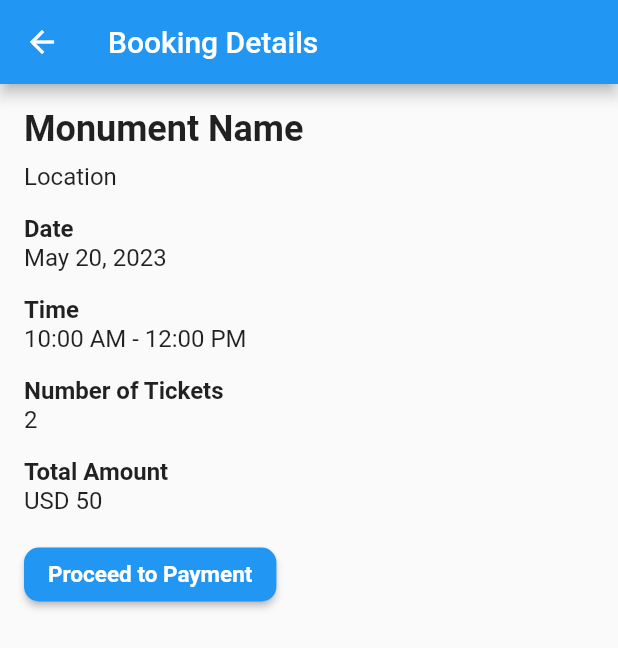
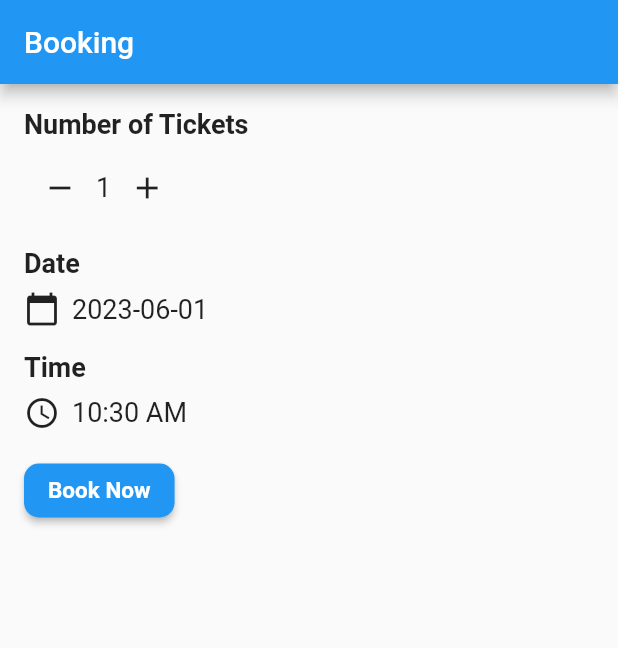
Before and after one commit to aathirakrishna02/quickpass, a Flutter app: the BookingScreen screen opened directly, on a phone screen of 412 x 824 dp. Shown: the top 648 px of the screen. Run offline on Flutter 3.47's test engine with Material 2 defaults, Android fonts, the phone set to English and light mode, and no system bars; our stand-ins replace cloud_firestore, firebase_auth, firebase_core, get; accounts and stored records are empty.

Commit message:
new commit

```diff
--- a/lib/bookingscreen.dart
+++ b/lib/bookingscreen.dart
@@ -1,79 +1,165 @@
 import 'package:flutter/material.dart';
-import 'package:quickpass/paymentscreen.dart';
-//import 'package:quickpass/settingscreen.dart';
 
-class BookingScreen extends StatelessWidget {
+import 'paymentscreen.dart';
+
+class BookingScreen extends StatefulWidget {
+  @override
+  _BookingScreenState createState() => _BookingScreenState();
+}
+
+class _BookingScreenState extends State<BookingScreen> {
+  int numberOfTickets = 1;
+  DateTime selectedDate = DateTime.now();
+  TimeOfDay selectedTime = TimeOfDay.now();
+
+  Future<void> _selectDate(BuildContext context) async {
+    final DateTime? picked = await showDatePicker(
+      context: context,
+      initialDate: selectedDate,
+      firstDate: DateTime.now(),
+      lastDate: DateTime.now().add(Duration(days: 365)),
+    );
+    if (picked != null && picked != selectedDate) {
+      setState(() {
+        selectedDate = picked;
+      });
+    }
+  }
+
+  Future<void> _selectTime(BuildContext context) async {
+    final TimeOfDay? picked = await showTimePicker(
+      context: context,
+      initialTime: selectedTime,
+    );
+    if (picked != null && picked != selectedTime) {
+      setState(() {
+        selectedTime = picked;
+      });
+    }
+  }
+
   @override
   Widget build(BuildContext context) {
     return Scaffold(
       appBar: AppBar(
-        title: const Text('Booking Details'),
+        title: Text('Booking'),
       ),
       body: Padding(
-        padding: const EdgeInsets.all(16.0),
+        padding: EdgeInsets.all(16.0),
         child: Column(
           crossAxisAlignment: CrossAxisAlignment.start,
           children: [
             Text(
-              'Monument Name',
-              style: TextStyle(fontSize: 24.0, fontWeight: FontWeight.bold),
+              'Number of Tickets',
+              style: TextStyle(
+                fontSize: 18,
+                fontWeight: FontWeight.bold,
+              ),
             ),
             SizedBox(height: 8.0),
-            Text(
-              'Location',
-              style: TextStyle(fontSize: 16.0),
+            Row(
+              children: [
+                IconButton(
+                  icon: Icon(Icons.remove),
+                  onPressed: () {
+                    setState(() {
+                      if (numberOfTickets > 1) {
+                        numberOfTickets--;
+                      }
+                    });
+                  },
+                ),
+                Text(
+                  numberOfTickets.toString(),
+                  style: TextStyle(
+                    fontSize: 18,
+                  ),
+                ),
+                IconButton(
+                  icon: Icon(Icons.add),
+                  onPressed: () {
+                    setState(() {
+                      numberOfTickets++;
+                    });
+                  },
+                ),
+              ],
             ),
             SizedBox(height: 16.0),
             Text(
               'Date',
-              style: TextStyle(fontSize: 16.0, fontWeight: FontWeight.bold),
+              style: TextStyle(
+                fontSize: 18,
+                fontWeight: FontWeight.bold,
+              ),
             ),
-            Text(
-              'May 20, 2023',
-              style: TextStyle(fontSize: 16.0),
+            SizedBox(height: 8.0),
+            InkWell(
+              onTap: () {
+                _selectDate(context);
+              },
+              child: Row(
+                children: [
+                  Icon(Icons.calendar_today),
+                  SizedBox(width: 8.0),
+                  Text(
+                    selectedDate.toString().split(' ')[0],
+                    style: TextStyle(
+                      fontSize: 18,
+                    ),
+                  ),
+                ],
+              ),
             ),
             SizedBox(height: 16.0),
             Text(
               'Time',
-              style: TextStyle(fontSize: 16.0, fontWeight: FontWeight.bold),
+              style: TextStyle(
+                fontSize: 18,
+                fontWeight: FontWeight.bold,
+              ),
             ),
-            Text(
-              '10:00 AM - 12:00 PM',
-              style: TextStyle(fontSize: 16.0),
+            SizedBox(height: 8.0),
+            InkWell(
+              onTap: () {
+                _selectTime(context);
+              },
+              child: Row(
+                children: [
+                  Icon(Icons.access_time),
+                  SizedBox(width: 8.0),
+                  Text(
+                    selectedTime.format(context),
+                    style: TextStyle(
+                      fontSize: 18,
+                    ),
+                  ),
+                ],
+              ),
             ),
             SizedBox(height: 16.0),
-            Text(
-              'Number of Tickets',
-              style: TextStyle(fontSize: 16.0, fontWeight: FontWeight.bold),
-            ),
-            Text(
-              '2',
-              style: TextStyle(fontSize: 16.0),
-            ),
-            SizedBox(height: 16.0),
-            Text(
-              'Total Amount',
-              style: TextStyle(fontSize: 16.0, fontWeight: FontWeight.bold),
-            ),
-            Text(
-              'USD 50',
-              style: TextStyle(fontSize: 16.0),
-            ),
-            SizedBox(height: 16.0),
-             ElevatedButton(
-              child: Text('Proceed to Payment'),
+            // RaisedButton(
+            //   onPressed: () {
+            //     // Handle booking button action
+
+            //   },
+            //   child: Text('Book Now'),
+            // ),
+            ElevatedButton(
+              child: const Text('Book Now'),
               onPressed: () {
                 Navigator.push(
                                       context,
                                       MaterialPageRoute(
                                           builder: (context) =>
-                                               PaymentScreen()));
+                                              PaymentScreen()));
+
 
               },
               style: ElevatedButton.styleFrom(
               backgroundColor: Colors.blue,
               shape: RoundedRectangleBorder(borderRadius: BorderRadius.circular(10),),
-              textStyle: TextStyle(
+              textStyle: const TextStyle(
               fontSize: 15,
               fontWeight: FontWeight.bold)),
               ),
@@ -83,3 +169,9 @@ class BookingScreen extends StatelessWidget {
     );
   }
 }
+
+void main() {
+  runApp(MaterialApp(
+    home: BookingScreen(),
+  ));
+}
--- a/lib/profilescreen.dart
+++ b/lib/profilescreen.dart
@@ -64,10 +64,6 @@ class _ProfileScreenState extends State<ProfileScreen> {
               'Date of Birth',
               style: TextStyle(fontSize: 16.0, fontWeight: FontWeight.bold),
             ),
-            const Text(
-              'January 1, 1990',
-              style: TextStyle(fontSize: 16.0),
-            ),
             const SizedBox(height: 16.0),
             const Text(
               'Phone Number',
```
Also changed, not shown: lib/adminmod/ahomescreen.dart (+35 -39 lines), lib/homepage.dart (+60 -4 lines), lib/login.dart (+11 -11 lines), lib/search.dart (added, +33 -0 lines).
